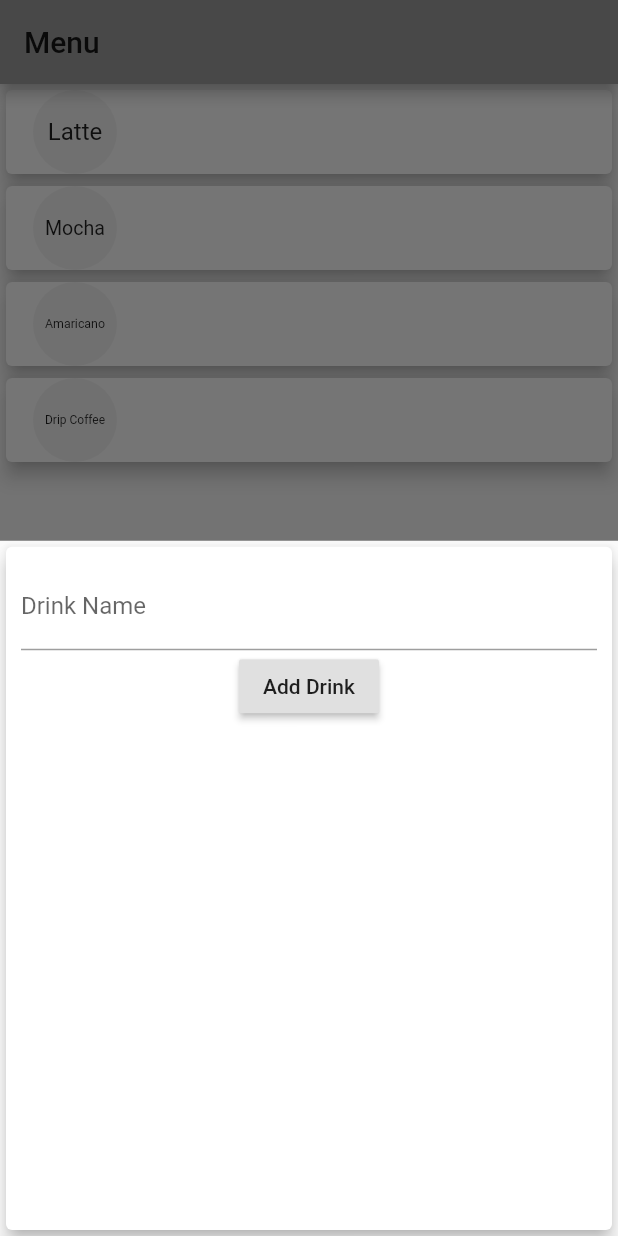
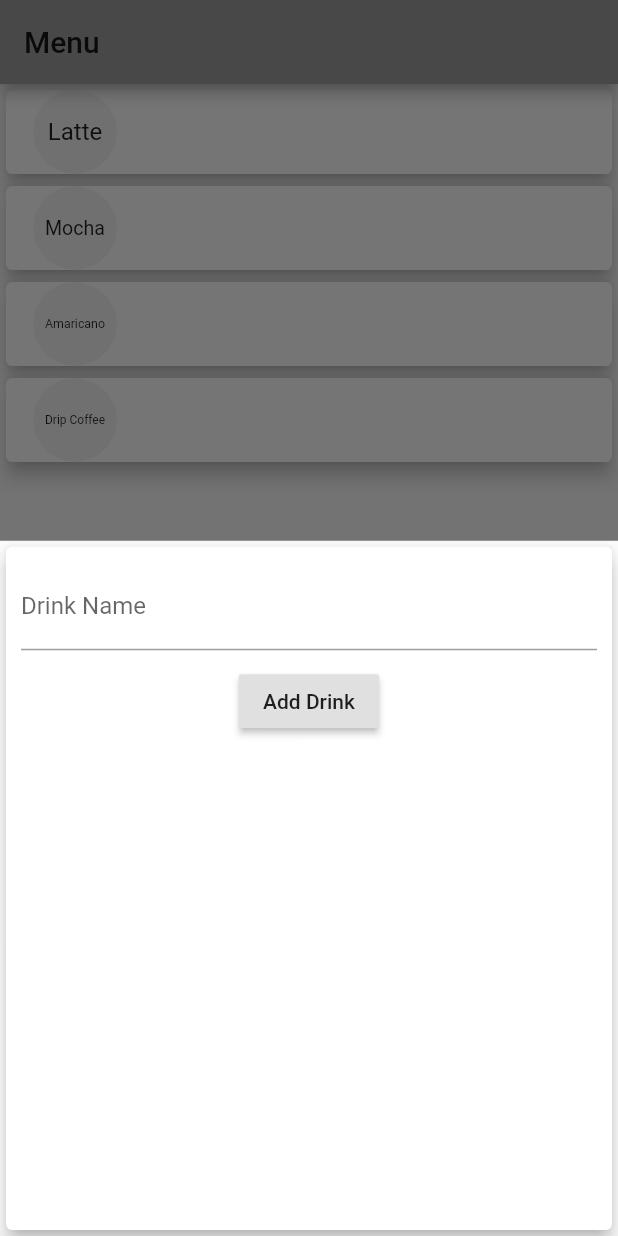
Before and after one commit to Filippmi/Inventory_app, a Flutter app: the screen it shows after launch, after a tap on the "add" icon, on a phone screen of 412 x 824 dp. Run offline on Flutter 3.47's test engine with Material 2 defaults, Android fonts, the phone set to English and light mode, and no system bars.

Commit message:
made form adaptive and added padding

```diff
--- a/lib/widgets/new_drink.dart
+++ b/lib/widgets/new_drink.dart
@@ -36,14 +36,28 @@ class _NewDrinkState extends State<NewDrink> {
         padding: EdgeInsets.all(10),
         child: Column(
           children: [
-            TextField(
-              decoration: InputDecoration(labelText: 'Drink Name'),
-              controller: _nameController,
+            Platform.isIOS
+                ? CupertinoTextField(
+                    placeholder: 'Drink Name',
+                    controller: _nameController,
+                  )
+                : TextField(
+                    decoration: InputDecoration(labelText: 'Drink Name'),
+                    controller: _nameController,
+                  ),
+            Container(
+              padding: EdgeInsets.all(5),
             ),
-            RaisedButton(
-              child: Text('Add Drink'),
-              onPressed: _submitData,
-            ),
+            Platform.isIOS
+                ? CupertinoButton(
+                    child: Text('Add Drink'),
+                    onPressed: _submitData,
+                    color: Colors.blue,
+                  )
+                : RaisedButton(
+                    child: Text('Add Drink'),
+                    onPressed: _submitData,
+                  ),
           ],
         ),
       ),
```
